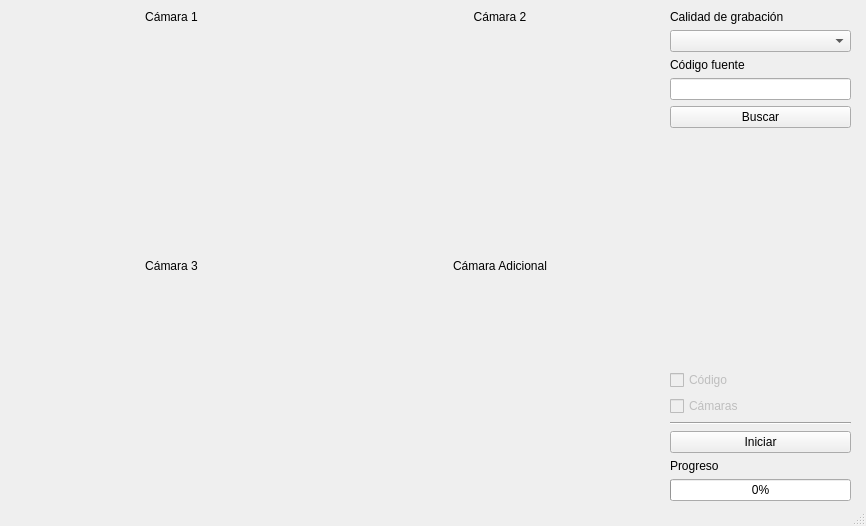
The window that Interfaz/rtc.ui (Bamdres16/Robot-Tracking-Camera-RTC-) describes before a commit, drawn with Qt 5.
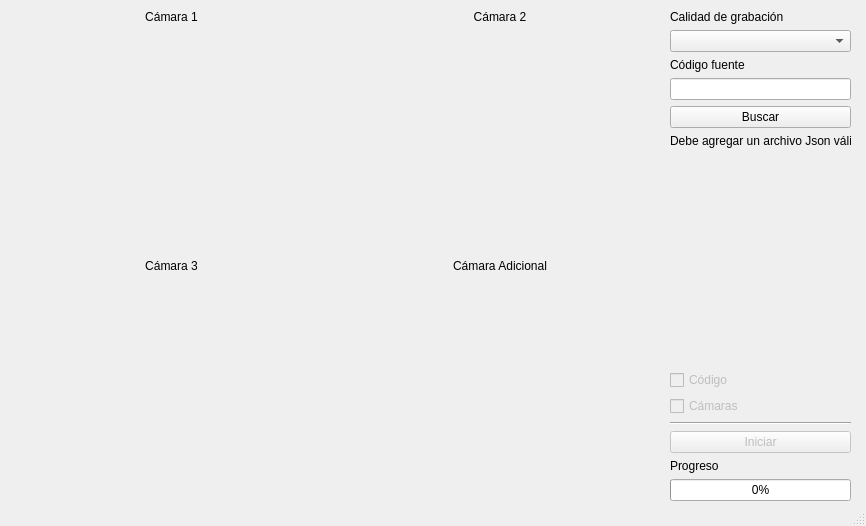
The same window after the commit.

Diff of the .ui file:
```diff
--- a/Interfaz/rtc.ui
+++ b/Interfaz/rtc.ui
@@ -179,6 +179,16 @@
        </property>
       </widget>
      </item>
+     <item>
+      <widget class="QLabel" name="errorLabel">
+       <property name="enabled">
+        <bool>true</bool>
+       </property>
+       <property name="text">
+        <string>Debe agregar un archivo Json válido</string>
+       </property>
+      </widget>
+     </item>
      <item>
       <spacer name="verticalSpacer_2">
        <property name="orientation">
@@ -221,6 +231,9 @@
      </item>
      <item>
       <widget class="QPushButton" name="startBtn">
+       <property name="enabled">
+        <bool>false</bool>
+       </property>
        <property name="text">
         <string>Iniciar</string>
        </property>
```
Left out of the diff: 4 changed lines with no effect on the pictures.
